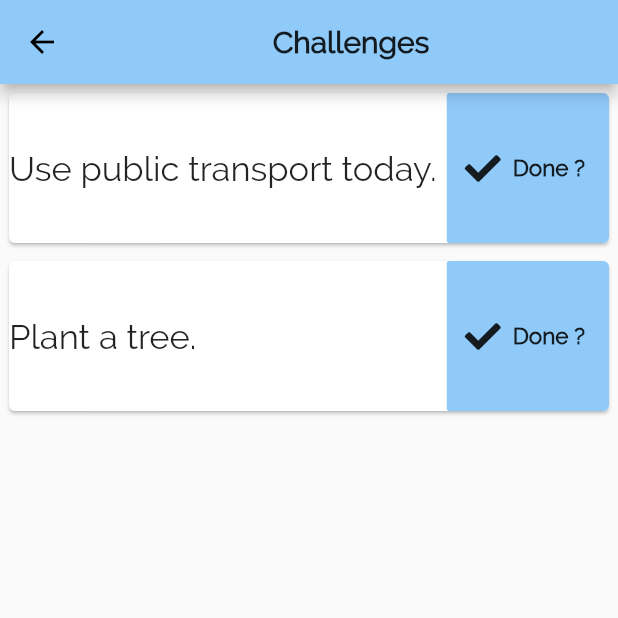
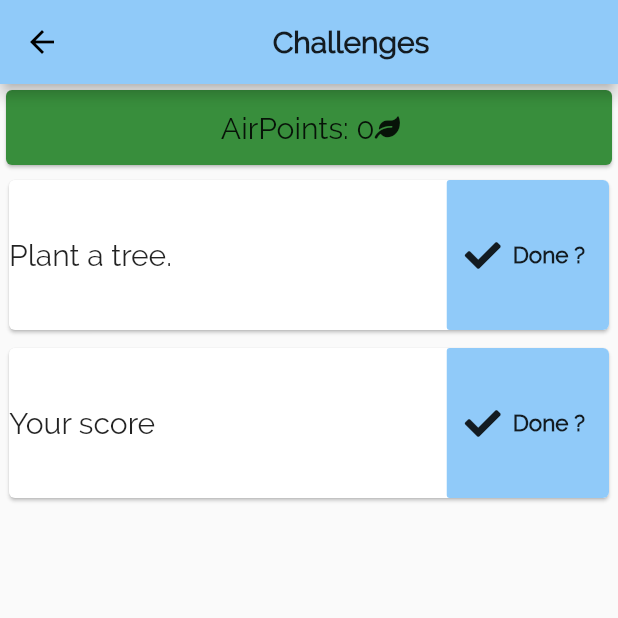
Before and after one commit to alexpavelm/SpaceAppsProject, a Flutter app: the ChallengesWidget screen opened directly, on a phone screen of 412 x 824 dp, the top half of it. Run offline on Flutter 3.47's test engine with Material 2 defaults, Android fonts, the phone set to English and light mode, and no system bars; drawn by our look-alikes of auto_size_text; our stand-ins replace cloud_firestore, font_awesome_flutter, google_maps_flutter, location; accounts and stored records are empty.

Commit message:
Merge branch 'master' of https://github.com/alexpavelm/SpaceAppsProject
# Conflicts:
#	android/app/src/main/AndroidManifest.xml

```diff
--- a/lib/ChallengesView/ChallengesWidget.dart
+++ b/lib/ChallengesView/ChallengesWidget.dart
@@ -16,9 +16,11 @@ class ChallengesWidget extends StatefulWidget {
 class ChallengesWidgetState extends State<ChallengesWidget> {
   var globalData = GlobalData();
   bool donetxt = false;
+  int scoreToPrint;
 
   @override
   Widget build(BuildContext context) {
+    scoreToPrint = 0;
     return Scaffold(
       appBar: AppBar(
         title: Center(
@@ -29,7 +31,7 @@ class ChallengesWidgetState extends State<ChallengesWidget> {
         backgroundColor: Colors.blue.shade200,
       ),
       body: Center(
-        child: globalData.quests.length != 0
+        child: globalData.quests.length != 1
             ? ListView(
                 children:
                     globalData.quests.map((object) => quest(object)).toList())
@@ -48,6 +50,7 @@ class ChallengesWidgetState extends State<ChallengesWidget> {
               new FlatButton(
                 child: new Text('YES'),
                 onPressed: () {
+                  globalData.score += 50;
                   setState(() {
                     //globalData.copy.add(globalData.quests[id].quest);
                     globalData.quests.remove(id);
@@ -73,6 +76,8 @@ class ChallengesWidgetState extends State<ChallengesWidget> {
       ' done the second quest.',
     ];
     final qst = ['Use public transport today.', 'Plant a tree.'];
+    //Icon(FontAwesomeIcons.adn);
+    var toPrintScore = "AirPoints: " + globalData.score.toString();
     return Column(
       children: <Widget>[
         Text(titles[0],
@@ -81,6 +86,26 @@ class ChallengesWidgetState extends State<ChallengesWidget> {
               fontSize: 30,
               fontFamily: 'Raleway',
             )),
+        Card(
+          color: Colors.green.shade700,
+          clipBehavior: Clip.antiAlias,
+          child: Container(
+            height: 50,
+            child: Center(
+                child: Row(
+              mainAxisAlignment: MainAxisAlignment.center,
+              children: [
+                Text(toPrintScore,
+                    style: TextStyle(fontSize: 20, fontFamily: 'Raleway'),
+                    textAlign: TextAlign.center),
+                Icon(
+                  FontAwesomeIcons.leaf,
+                  size: 15,
+                ),
+              ],
+            )),
+          ),
+        ),
         Card(
             color: Color.fromRGBO(0, 204, 204, 1),
             child: ListTile(
@@ -231,6 +256,35 @@ class ChallengesWidgetState extends State<ChallengesWidget> {
 
   Widget quest(Challenge data) {
     String qst = data.quest;
+    if (scoreToPrint == 0) {
+      scoreToPrint++;
+
+      print("Score");
+      var toPrintScore = "AirPoints: " + globalData.score.toString();
+      return Card(
+        color: Colors.green.shade700,
+        clipBehavior: Clip.antiAlias,
+        child: Container(
+          height: 50,
+          child: Center(
+            child: Row(
+              mainAxisAlignment: MainAxisAlignment.center,
+              children: [
+                Text(toPrintScore,
+                    style: TextStyle(fontSize: 20, fontFamily: 'Raleway'),
+                    textAlign: TextAlign.center),
+                Icon(
+                  FontAwesomeIcons.leaf,
+                  size: 15,
+                ),
+              ],
+            ),
+          ),
+        ),
+      );
+    } else {
+      print(scoreToPrint);
+      scoreToPrint++;
       return data.finishquests == false
           ? Padding(
               padding: const EdgeInsets.all(2.0),
@@ -247,8 +301,9 @@ class ChallengesWidgetState extends State<ChallengesWidget> {
                           new AutoSizeText(qst,
                               maxLines: 1,
                               maxFontSize: 25,
-                            style:
-                                TextStyle(fontSize: 23, fontFamily: 'Raleway')),
+                              style: TextStyle(
+                                  fontSize: 20, fontFamily: 'Raleway')),
+                          //Aici era 23 valoarea
                         ],
                       ),
                       Column(
@@ -290,3 +345,4 @@ class ChallengesWidgetState extends State<ChallengesWidget> {
             );
     }
   }
+}
--- a/lib/GlobalData.dart
+++ b/lib/GlobalData.dart
@@ -19,14 +19,23 @@ class GlobalData {
   List<Challenge> quests;
   List<String> copy ;
   List<FunFact> funFacts;
+  List<Ping> pings;
   Future cityAssigned;
+  int score = 0;
   static final GlobalData _singleton = GlobalData._internal();
   BitmapDescriptor greenMarker, yellowMarker, orangeMarker, redMarker, purpleMarker;
-
+  final databaseReference = Firestore.instance;
   factory GlobalData() {
     return _singleton;
   }
-
+  void getDataAboutPings() {
+    databaseReference
+        .collection("pings")
+        .getDocuments()
+        .then((QuerySnapshot snapshot) {
+      snapshot.documents.forEach((f) => saveData(f.data));
+    });
+  }
   GlobalData._internal();
   void create() {
     _createMarkerImageFromAsset();
@@ -34,6 +43,7 @@ class GlobalData {
     cityList = new List();
     quests = new List();
     copy = new List();
+    pings = new List();
     funFacts.add(new FunFact("Did you know that public transport reduces polution by 15%?", "https://www.thoughtco.com/public-transportation-for-fewer-emissions-1203955"));
     funFacts.add(new FunFact("Trees and plants have a varying capacity to capture and/or filter air pollution.. ", "https://www.thoughtco.com/public-transportation-for-fewer-emissions-1203955"));
     funFacts.add(new FunFact("Do you know the impact of using renewable energy?", "https://www.ucsusa.org/resources/environmental-impacts-renewable-energy-technologies"));
@@ -90,6 +100,8 @@ class GlobalData {
 
     quests.add(new Challenge("Use public transport today.", 0));
     quests.add(new Challenge("Plant a tree.", 1));
+    quests.add(new Challenge("Your score", 2));
+    getDataAboutPings();
   }
 
   launchURL(String url) async {
@@ -161,7 +173,11 @@ class GlobalData {
 
     }
   }
-
+  saveData(Map<String, dynamic> map) async {
+    print('saveData');
+    pings.add(new Ping(map.values.toList()[1], map.values.toList()[0], map.values.toList()[2]));
+    //print(map.values.toList()[2]);
+  }
   IconData getQualityIcon(int quality) {
     if (quality < 51) {
       return FontAwesomeIcons.grin;
```
Also changed, not shown: lib/MainView/ExpandedCityView/MyMap.dart (+28 -0 lines), pubspec.lock. Lines whose indentation alone changed are shown as unchanged.
